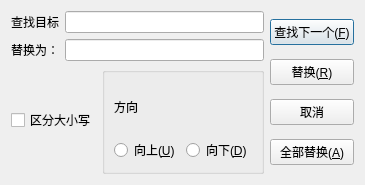
eriLzzx/eri-Qt-learning, file QtLab2/replacedialog.ui: the form before one commit.
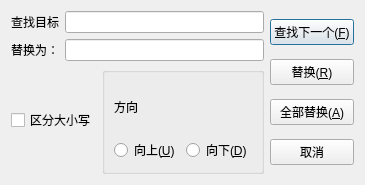
The form after the commit.

Commit message: step8 replace finished

Patch:
```diff
--- a/QtLab2/replacedialog.ui
+++ b/QtLab2/replacedialog.ui
@@ -116,6 +116,13 @@
          </property>
         </widget>
        </item>
+       <item>
+        <widget class="QPushButton" name="btnReplaceAll">
+         <property name="text">
+          <string>全部替换(&amp;A)</string>
+         </property>
+        </widget>
+       </item>
        <item>
         <widget class="QPushButton" name="btnCancel">
          <property name="text">
@@ -123,13 +130,6 @@
          </property>
         </widget>
        </item>
-       <item>
-        <widget class="QPushButton" name="pushButton_2">
-         <property name="text">
-          <string>全部替换(&amp;A)</string>
-         </property>
-        </widget>
-       </item>
       </layout>
      </item>
     </layout>
```
Left out of the diff: 6 changed lines with no effect on the pictures. The commit also changes 4 other files.
